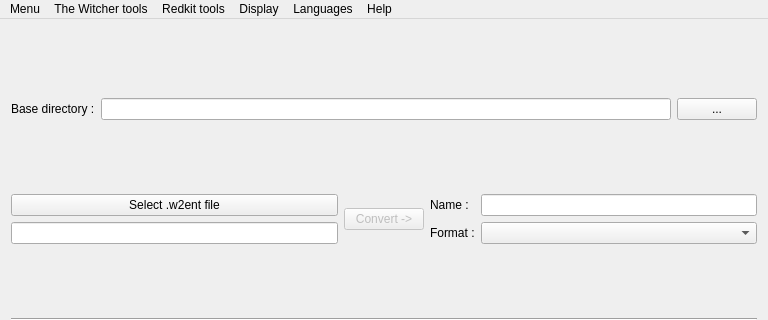
The window that W2ENT_QT/GUI_MainWindow.ui (JLouis-B/RedTools) describes before a commit, drawn with Qt 5; both pictures show x 0 to 768 and y 0 to 320 of the 768 by 647 pixel window.
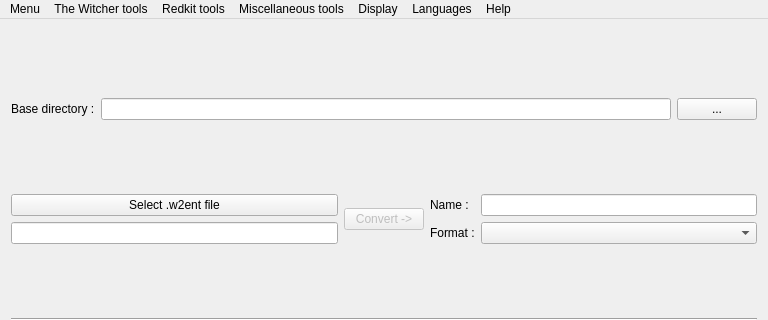
The same window after the commit.

```diff
--- a/W2ENT_QT/GUI_MainWindow.ui
+++ b/W2ENT_QT/GUI_MainWindow.ui
@@ -243,9 +243,16 @@
     <addaction name="menuThe_Witcher_2"/>
     <addaction name="menuThe_Witcher_3"/>
    </widget>
+   <widget class="QMenu" name="menumiscellaneous_tools">
+    <property name="title">
+     <string>Miscellaneous tools</string>
+    </property>
+    <addaction name="actionThe_Council_unpacker"/>
+   </widget>
    <addaction name="menuMenu"/>
    <addaction name="menuThe_Witcher_1_tools"/>
    <addaction name="menu_RE_tools"/>
+   <addaction name="menumiscellaneous_tools"/>
    <addaction name="menuDisplay"/>
    <addaction name="menuLanguages"/>
    <addaction name="menuHelp"/>
```
Left out of the diff: 5 changed lines with no effect on the pictures.
